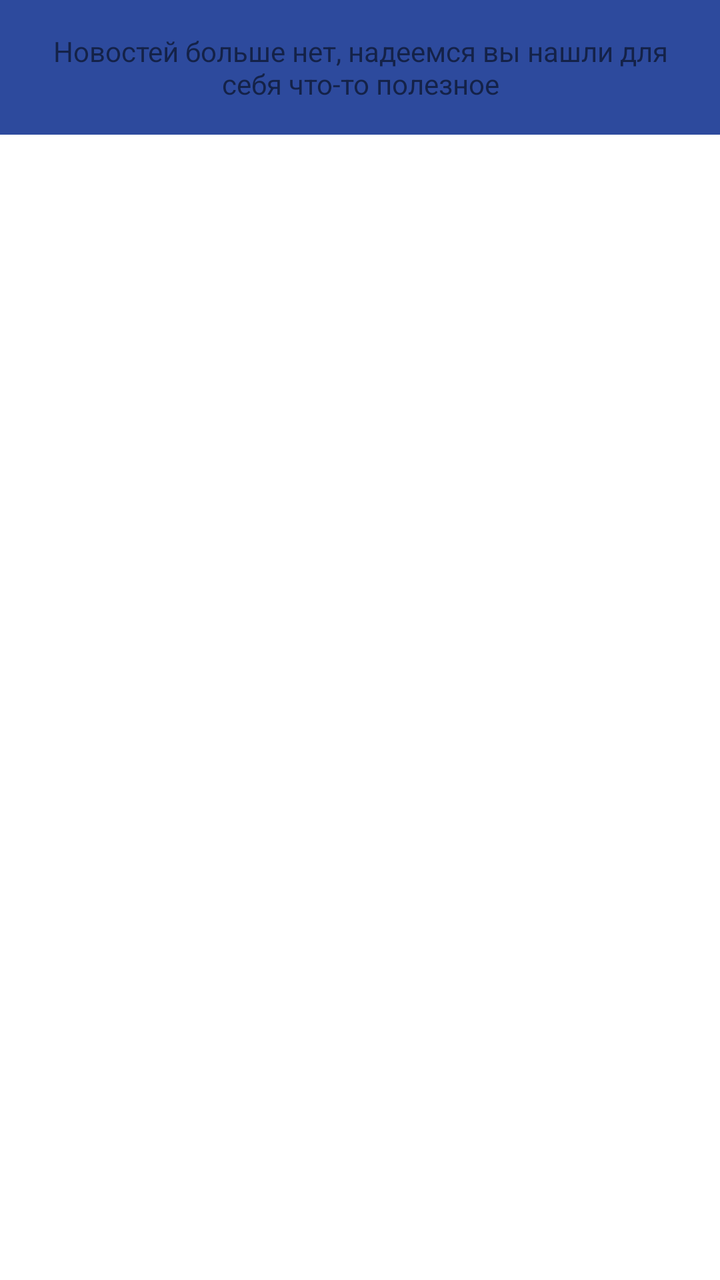
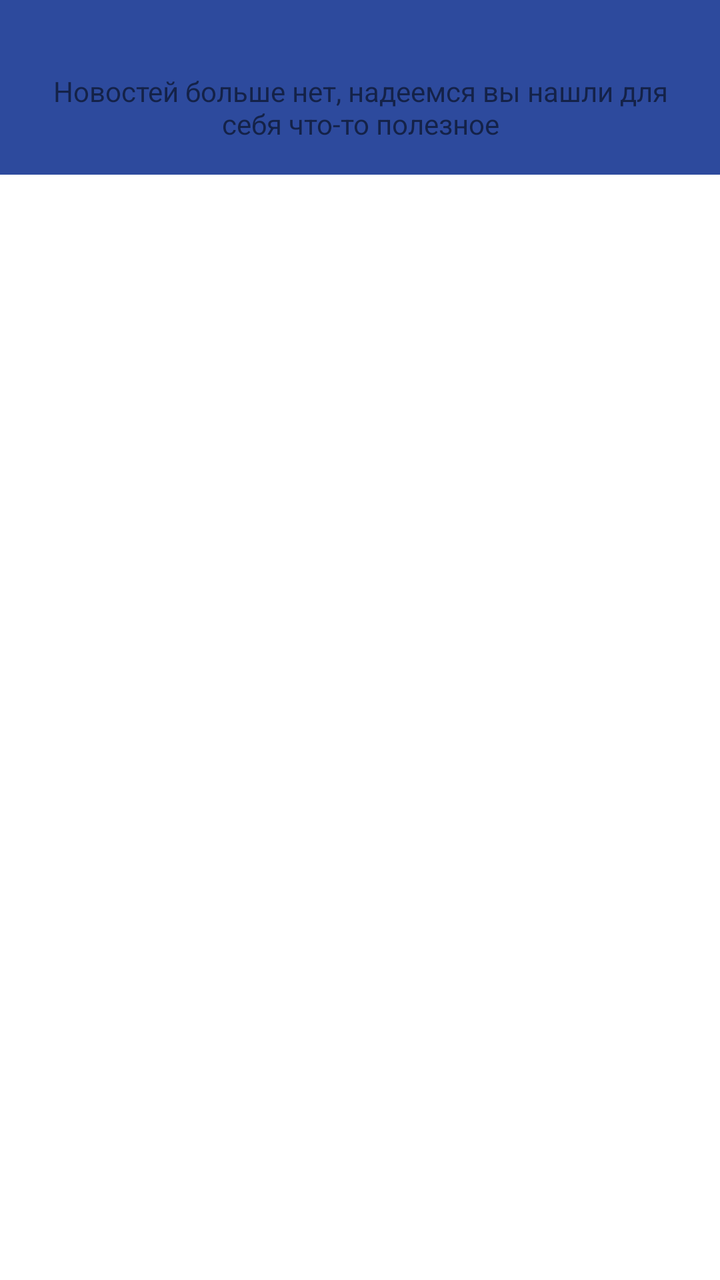

An Android layout rendered at two revisions. The XML below is the earlier revision; the diff shows what the commit changed to produce the second picture.
<!-- AndroidManifest.xml: application theme Theme.MyApplication -->
<!-- res/layout/fragment_news.xml -->
<?xml version="1.0" encoding="utf-8"?>
<androidx.core.widget.NestedScrollView
    xmlns:android="http://schemas.android.com/apk/res/android"
    xmlns:tools="http://schemas.android.com/tools"
    android:layout_width="match_parent"
    android:layout_height="match_parent">

    <LinearLayout
        android:layout_width="match_parent"
        android:layout_height="wrap_content"
        android:orientation="vertical"
        android:background="@color/prblue">

    <androidx.recyclerview.widget.RecyclerView
        android:id="@+id/recyclerView"
        android:layout_width="match_parent"
        android:layout_height="wrap_content"
        android:nestedScrollingEnabled="false" />

        <LinearLayout
            android:id="@+id/bottomLayout"
            android:layout_width="match_parent"
            android:layout_height="wrap_content"
            android:orientation="horizontal"
            android:padding="16dp">


            <TextView
                android:id="@+id/textView2"
                android:layout_width="0dp"
                android:layout_height="wrap_content"
                android:layout_weight="1"
                android:textAlignment="center"
                android:text="Новостей больше нет, надеемся вы нашли для себя что-то полезное"
                tools:ignore="HardcodedText" />
        </LinearLayout>

    </LinearLayout>
</androidx.core.widget.NestedScrollView>
<!-- resources referenced by this layout -->
<resources>
  <color name="prblue">#2D4A9D</color>
  <style name="Theme.MyApplication" parent="Theme.MaterialComponents.DayNight.DarkActionBar">
          
          <item name="colorPrimary">@color/purple_500</item>
          <item name="colorPrimaryVariant">@color/purple_700</item>
          <item name="colorOnPrimary">@color/white</item>
          
          <item name="colorSecondary">@color/teal_200</item>
          <item name="colorSecondaryVariant">@color/teal_700</item>
          <item name="colorOnSecondary">@color/black</item>
          
          <item name="android:statusBarColor">?attr/colorPrimaryVariant</item>
          
      </style>
  <color name="purple_500">#FF6200EE</color>
  <color name="purple_700">#FF3700B3</color>
  <color name="white">#FFFFFFFF</color>
  <color name="teal_200">#FF03DAC5</color>
  <color name="teal_700">#FF018786</color>
  <color name="black">#FF000000</color>
</resources>

<!-- the commit's change to res/layout/fragment_news.xml (unified diff, before → after) -->
@@ -15,7 +15,8 @@
         android:id="@+id/recyclerView"
         android:layout_width="match_parent"
         android:layout_height="wrap_content"
-        android:nestedScrollingEnabled="false" />
+        android:nestedScrollingEnabled="false"
+        android:layout_marginTop="20dp"/>
 
         <LinearLayout
             android:id="@+id/bottomLayout"
